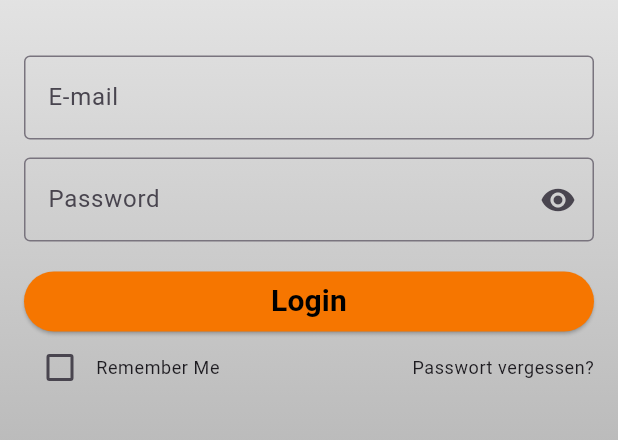
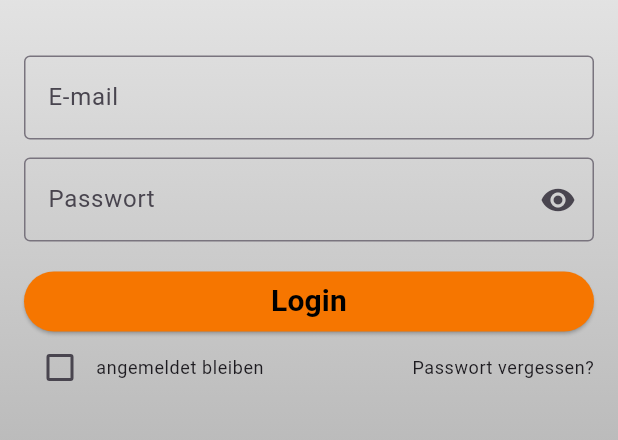
Before and after one commit to storzmichael/cash_track, a Flutter app: the screen it shows after launch, on a phone screen of 412 x 824 dp, the part 408-848 px from its top. Run offline on Flutter 3.47's test engine with Material 3 defaults, Android fonts, the phone set to English and light mode, and no system bars; drawn by our look-alikes of shimmer; Roboto replaces fonts that are missing (SFProRounded).

Commit message:
change text

```diff
--- a/lib/src/features/login/presentation/login_screen.dart
+++ b/lib/src/features/login/presentation/login_screen.dart
@@ -88,8 +88,8 @@ class _LoginScreenState extends State<LoginScreen> {
                     height: 12,
                   ),
                   LoginTextFormField(
-                    labelName: 'Password',
-                    hintText: 'Password',
+                    labelName: 'Passwort',
+                    hintText: 'Passwort',
                     isPassword: true,
                     controller: passwordController,
                   ),
@@ -106,7 +106,7 @@ class _LoginScreenState extends State<LoginScreen> {
                           );
                         } else {
                           ScaffoldMessenger.of(context).showSnackBar(
-                            const SnackBar(content: Text('Incorrect password')),
+                            const SnackBar(content: Text('Passwort falsch')),
                           );
                         }
                       }
@@ -127,7 +127,7 @@ class _LoginScreenState extends State<LoginScreen> {
                             },
                           ),
                           Text(
-                            'Remember Me',
+                            'angemeldet bleiben',
                             style: Theme.of(context).textTheme.bodySmall,
                           ),
                         ],
```
